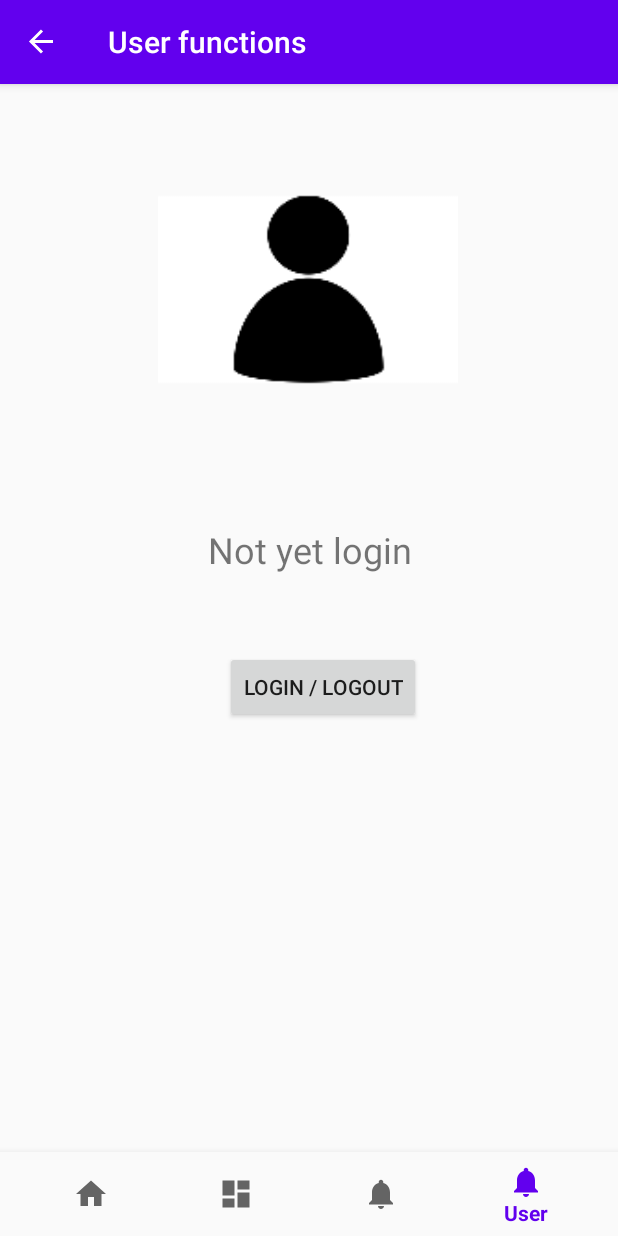
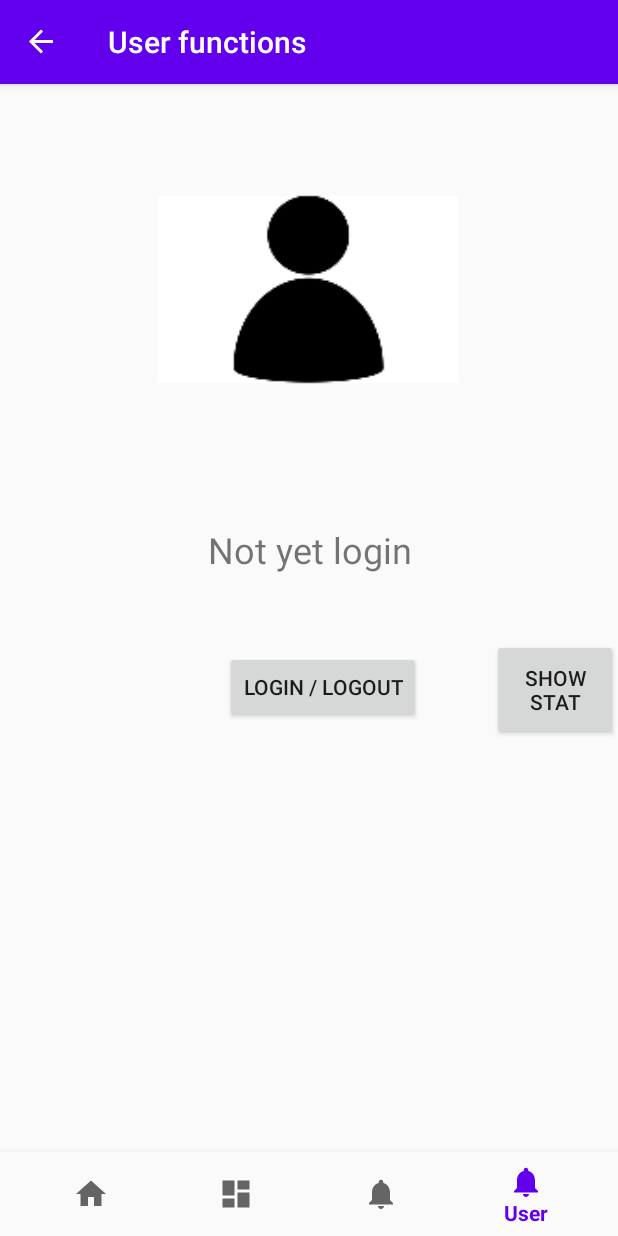
Before and after one commit to mckwokj/COMP4097_Tourist_Attraction_app, an Android app: the screen it shows after launch (MainActivity), on a phone screen of 412 x 824 dp. Run offline under Robolectric (Android 15) with nearby library versions, the phone set to English and light mode, and no system bars; our stand-ins replace Firebase (no records; nobody signed in at launch, a user with empty details on screens opened directly), navigation-ui.

Commit message:
login and logout function

```diff
--- a/app/src/main/java/edu/hkbu/comp/comp4097/comp4097project/userFragment.kt
+++ b/app/src/main/java/edu/hkbu/comp/comp4097/comp4097project/userFragment.kt
@@ -1,11 +1,16 @@
 package edu.hkbu.comp.comp4097.comp4097project
 
+import android.content.Context
+import android.content.SharedPreferences
 import android.os.Bundle
+import android.util.Log
 import androidx.fragment.app.Fragment
 import android.view.LayoutInflater
 import android.view.View
 import android.view.ViewGroup
+import android.widget.Toast
 import androidx.navigation.findNavController
+import com.google.firebase.auth.FirebaseAuth
 import kotlinx.android.synthetic.main.fragment_user.view.*
 
 // TODO: Rename parameter arguments, choose names that match
@@ -32,22 +37,33 @@ class userFragment : Fragment() {
         savedInstanceState: Bundle?
     ): View? {
         // Inflate the layout for this fragment
-        val view = inflater.inflate(R.layout.fragment_user, container, false)
+        val userView = inflater.inflate(R.layout.fragment_user, container, false)
+        val sharedPreferences: SharedPreferences = context?.getSharedPreferences("userInfo", Context.MODE_PRIVATE)!!
+        var loginState = sharedPreferences.getString("loginState", "")
+        var userName = sharedPreferences.getString("userName", "")
 
-        view.logBtn.setOnClickListener {
-//            if (loginState == "login") {
-//                it.findNavController().navigate(
-//                    R.id.)
-//            }else{
+        if (loginState == "login") {
+            userView.userNameTextView.text = userName
+        }else{
+            userView.userNameTextView.text = "Not yet login"
+        }
+
+        userView.logBtn.setOnClickListener {
+            if (loginState == "login") {
+                it.findNavController().navigate(
+                    R.id.action_userFragment_to_logoutFragment)
+            }else{
                 it.findNavController().navigate(
                     R.id.action_userFragment_to_loginFragment)
-//            }
+            }
+        }
+
+        userView.showUserBtn.setOnClickListener{
+            Toast.makeText(activity, FirebaseAuth.getInstance().currentUser.toString(), Toast.LENGTH_SHORT).show()
         }
 
 
-
-
-        return view
+        return userView
     }
 
     companion object {
--- a/app/src/main/res/layout/fragment_user.xml
+++ b/app/src/main/res/layout/fragment_user.xml
@@ -43,5 +43,18 @@
             app:layout_constraintHorizontal_bias="0.532"
             app:layout_constraintStart_toStartOf="parent"
             app:layout_constraintTop_toBottomOf="@+id/userNameTextView" />
+
+        <Button
+            android:id="@+id/showUserBtn"
+            android:layout_width="84dp"
+            android:layout_height="67dp"
+            android:layout_marginStart="6dp"
+            android:layout_marginTop="20dp"
+            android:text="show stat"
+            app:layout_constraintEnd_toEndOf="parent"
+            app:layout_constraintHorizontal_bias="1.0"
+            app:layout_constraintStart_toEndOf="@+id/logBtn"
+            app:layout_constraintStart_toStartOf="parent"
+            app:layout_constraintTop_toBottomOf="@+id/userNameTextView" />
     </androidx.constraintlayout.widget.ConstraintLayout>
 </FrameLayout>
--- a/app/src/main/res/navigation/mobile_navigation.xml
+++ b/app/src/main/res/navigation/mobile_navigation.xml
@@ -9,7 +9,11 @@
         android:id="@+id/loginFragment"
         android:name="edu.hkbu.comp.comp4097.comp4097project.ui.login.LoginFragment"
         android:label="Login"
-        tools:layout="@layout/fragment_login" />
+        tools:layout="@layout/fragment_login" >
+        <action
+            android:id="@+id/action_loginFragment_to_userFragment"
+            app:destination="@id/userFragment" />
+    </fragment>
     <fragment
         android:id="@+id/categoryFragment"
         android:name="edu.hkbu.comp.comp4097.comp4097project.ui.category.CategoryFragment"
@@ -51,6 +55,18 @@
         <action
             android:id="@+id/action_userFragment_to_loginFragment"
             app:destination="@id/loginFragment" />
+        <action
+            android:id="@+id/action_userFragment_to_logoutFragment"
+            app:destination="@id/logoutFragment" />
+    </fragment>
+    <fragment
+        android:id="@+id/logoutFragment"
+        android:name="edu.hkbu.comp.comp4097.comp4097project.logoutFragment"
+        android:label="Logout"
+        tools:layout="@layout/fragment_logout" >
+        <action
+            android:id="@+id/action_logoutFragment_to_userFragment"
+            app:destination="@id/userFragment" />
     </fragment>
 
 </navigation>
```
Also changed, not shown: app/src/main/java/edu/hkbu/comp/comp4097/comp4097project/logoutFragment.kt (added, +76 -0 lines), app/src/main/java/edu/hkbu/comp/comp4097/comp4097project/ui/login/LoginFragment.kt (+7 -0 lines), app/src/main/res/layout/fragment_logout.xml (added, +24 -0 lines), 2 other files.
